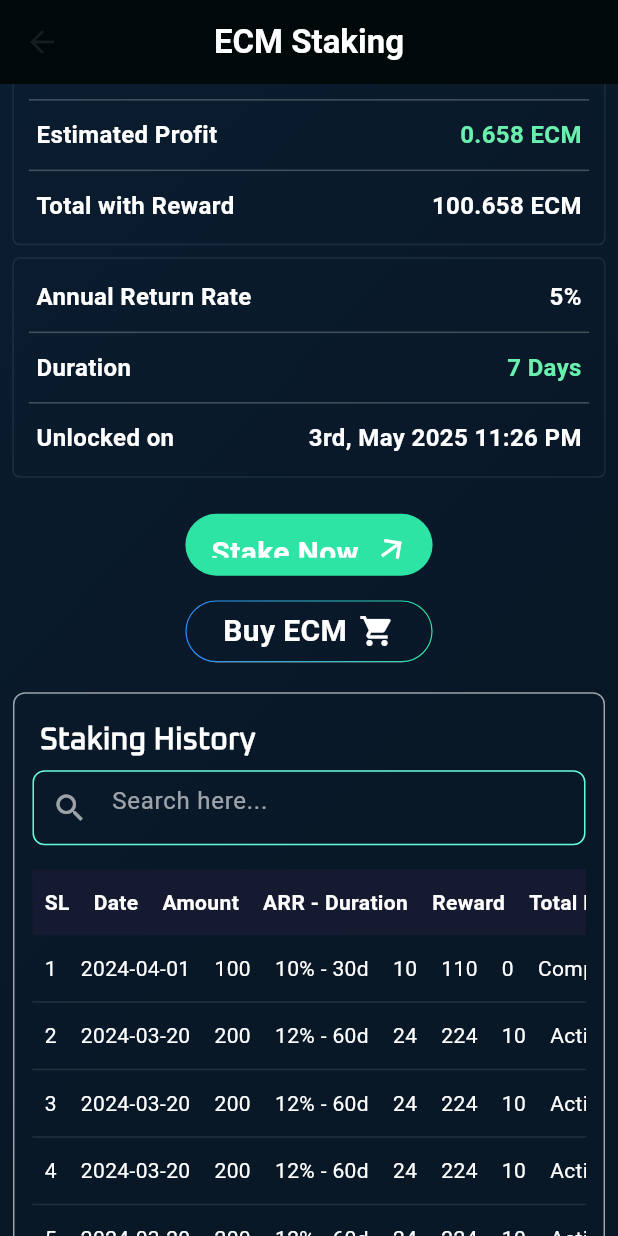
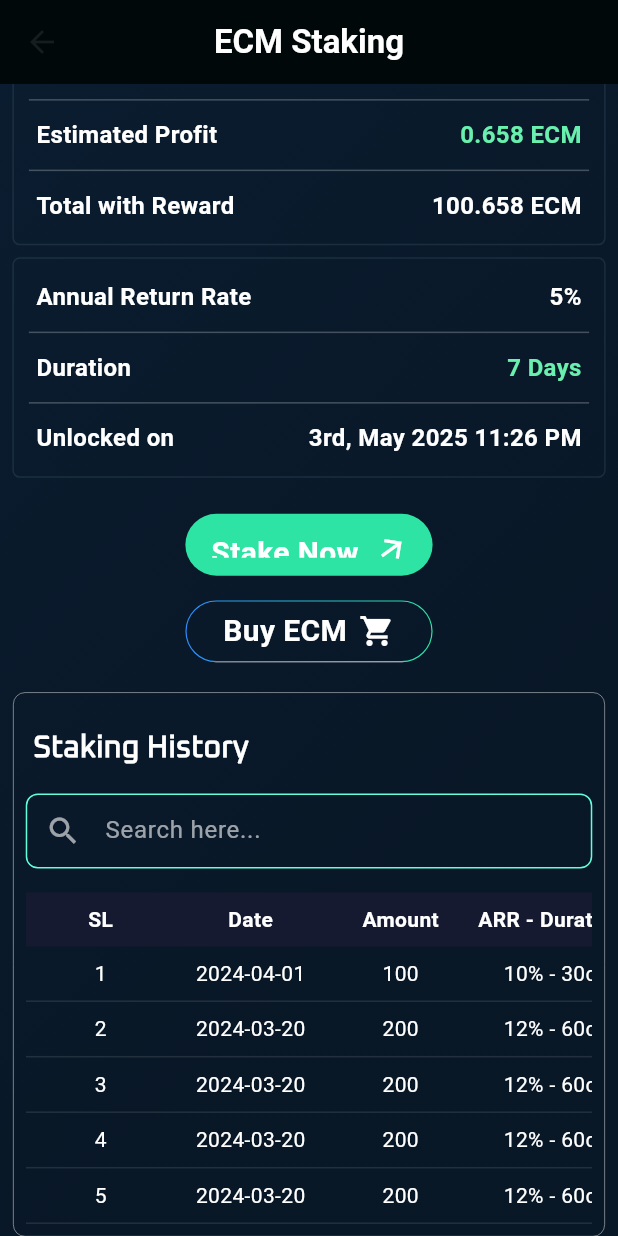
Before and after one commit to devhimuBlockVerse/myCoinPollMetaMask, a Flutter app: the EcmStakingScreen screen opened by its route, scrolled down 448 dp, on a phone screen of 412 x 824 dp. Run offline on Flutter 3.47's test engine with Material 3 defaults, Android fonts, the phone set to English and light mode, and no system bars; our stand-ins replace another_flushbar, fluttertoast, shared_preferences; missing offline and left inert: reown_appkit, web3dart; accounts and stored records are empty; Roboto replaces fonts that are missing (SansSerif).

Commit message:
Staking History Section with Search Bar Table Complete

```diff
--- a/lib/application/presentation/screens/ecm_staking_screen.dart
+++ b/lib/application/presentation/screens/ecm_staking_screen.dart
@@ -185,6 +185,7 @@ class _EcmStakingScreenState extends State<EcmStakingScreen> {
                 ),
                 SizedBox(height: 8),
 
+                /// Stake Now  Button Section
                 GradientButton(
                   text: "Stake Now",
                   trailingIcon: Icon(
@@ -200,6 +201,7 @@ class _EcmStakingScreenState extends State<EcmStakingScreen> {
 
                 SizedBox(height: 0.5),
 
+                /// Buy ECM  Button Section
 
                 BuyEcm(
                   text: 'Buy ECM',
@@ -211,22 +213,23 @@ class _EcmStakingScreenState extends State<EcmStakingScreen> {
 
                 SizedBox(height:20),
 
+                /// Staking History Section with Search Bar
                 Padding(
-                  padding: EdgeInsets.symmetric(horizontal: screenWidth * 0.001), // Responsive padding
+                  padding: EdgeInsets.symmetric(horizontal: screenWidth * 0.001),
                   child: Container(
-                    padding: EdgeInsets.all(12),
+                    padding: EdgeInsets.all(8),
                     decoration: BoxDecoration(
                       color: Colors.transparent,
-                      border: Border.all(color: Colors.white60),
+                      // border: Border.all(color: Colors.white60),
+                      border: Border.all(color: Colors.white60, width: 0.5),
+
                       borderRadius: BorderRadius.circular(8),
                     ),
                     child: Column(
                       children: [
-
-
                         Container(
                           width: double.infinity,
-                          padding: const EdgeInsets.symmetric( vertical: 5, horizontal: 5),
+                          padding: const EdgeInsets.symmetric( vertical: 15, horizontal: 5),
                           child:  Text(
                             'Staking History',
                             style: TextStyle(
@@ -240,7 +243,11 @@ class _EcmStakingScreenState extends State<EcmStakingScreen> {
                         ),
 
                         // Search bar
-                        Container(
+                        Align(
+                          alignment: Alignment.center,
+
+                          child: Container(
+
                             decoration: BoxDecoration(
                               border: Border.all(color: Colors.tealAccent),
                               borderRadius: BorderRadius.circular(8),
@@ -255,6 +262,10 @@ class _EcmStakingScreenState extends State<EcmStakingScreen> {
                                 hintStyle: TextStyle(color: Colors.white60),
                                 border: InputBorder.none,
                                 prefixIcon: Icon(Icons.search, color: Colors.white60),
+                                contentPadding: const EdgeInsets.symmetric(vertical: 12.0),
+
+                              ),
+                              textAlign: TextAlign.start,
                             ),
                           ),
                         ),
@@ -266,6 +277,8 @@ class _EcmStakingScreenState extends State<EcmStakingScreen> {
                               width: 800, // Adjust if needed
                               child: SingleChildScrollView(
                                 child: Column(
+                                  crossAxisAlignment: CrossAxisAlignment.start,
+
                                   children: [
                                     Container(
                                       color: const Color(0xFF151A30),
@@ -295,7 +308,9 @@ class _EcmStakingScreenState extends State<EcmStakingScreen> {
                                       ..._filteredData.asMap().entries.map((entry) {
                                         final index = entry.key;
                                         final data = entry.value;
-                                        return Container(
+                                        return Column(
+                                          children: [
+                                            Container(
                                               decoration: BoxDecoration(
                                                 border: Border(
                                                   bottom: BorderSide(color: Colors.white10),
@@ -304,15 +319,30 @@ class _EcmStakingScreenState extends State<EcmStakingScreen> {
                                               child: Row(
                                                 children: [
                                                   _buildTableRowCell('${index + 1}'),
+                                                  Divider(
+                                                    color: Colors.white10,
+                                                    thickness: 0.5,
+                                                    height: 1,
+                                                  ),
                                                   _buildTableRowCell(data['date'] ?? ''),
+
                                                   _buildTableRowCell(data['amount'] ?? ''),
-                                              _buildTableRowCell(data['arrDuration'] ?? ''),
+
+                                                  Divider(
+                                                    color: Colors.white10,
+                                                    thickness: 0.5,
+                                                    height: 1,
+                                                  ),_buildTableRowCell(data['arrDuration'] ?? ''),
                                                   _buildTableRowCell(data['reward'] ?? ''),
                                                   _buildTableRowCell(data['totalReceive'] ?? ''),
                                                   _buildTableRowCell(data['remaining'] ?? ''),
                                                   _buildTableRowCell(data['status'] ?? ''),
                                                 ],
                                               ),
+
+                                            ),
+
+                                          ],
                                         );
                                       }).toList(),
                                   ],
@@ -865,25 +895,28 @@ class _EcmStakingScreenState extends State<EcmStakingScreen> {
 
 
 
-
-
   Widget _buildTableHeaderCell(String title) {
-    return Container(
-      padding: const EdgeInsets.symmetric(horizontal: 8, vertical: 12),
+    return Expanded(
+      child: Padding(
+        padding: const EdgeInsets.symmetric(vertical: 8),
         child: Text(
           title,
-        style: const TextStyle(fontWeight: FontWeight.bold, color: Colors.white),
+          style: TextStyle(color: Colors.white, fontWeight: FontWeight.bold),
+          textAlign: TextAlign.center,
+        ),
       ),
     );
   }
 
-  Widget _buildTableRowCell(String text) {
-    return Container(
-      padding: const EdgeInsets.symmetric(horizontal: 8, vertical: 12),
-
+  Widget _buildTableRowCell(String value) {
+    return Expanded(
+      child: Padding(
+        padding: const EdgeInsets.symmetric(vertical: 8),
         child: Text(
-        text,
-        style: const TextStyle(color: Colors.white),
+          value,
+          style: TextStyle(color: Colors.white),
+          textAlign: TextAlign.center,
+        ),
       ),
     );
   }
```
Also changed, not shown: 4 other files. Lines whose indentation alone changed are shown as unchanged.
